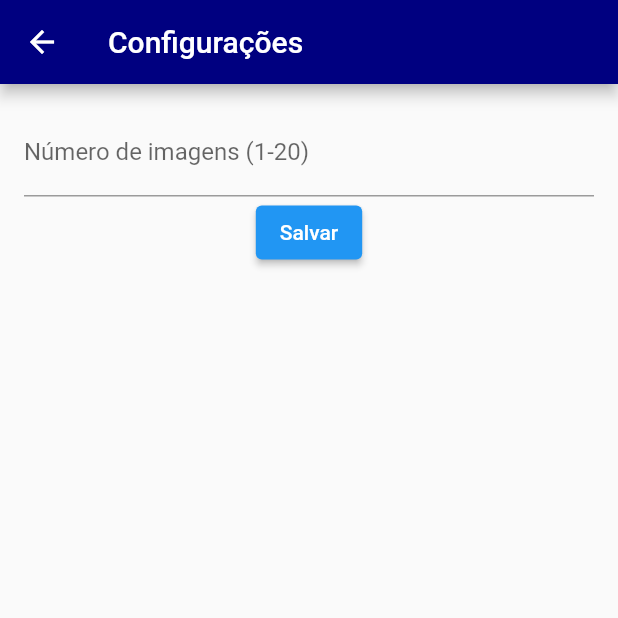
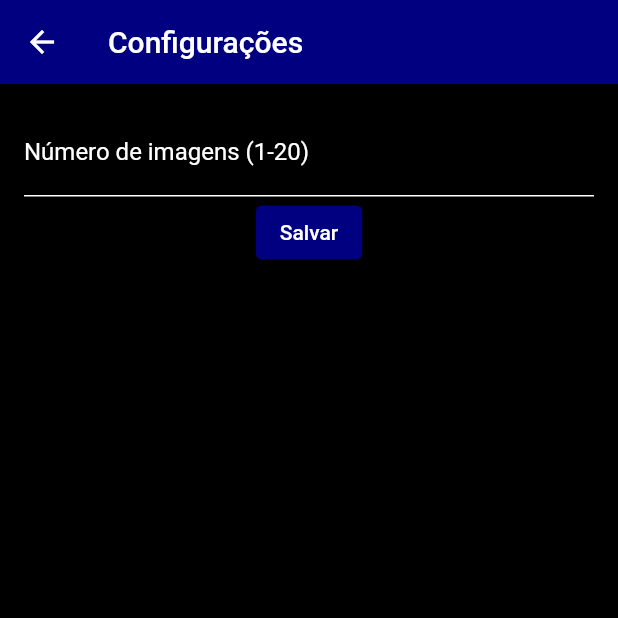
Before and after one commit to YvesBrenno/PROG4-AVAL2, a Flutter app: the screen it shows after launch, after a tap on the "settings" icon, on a phone screen of 412 x 824 dp, the top half of it. Run offline on Flutter 3.47's test engine with Material 2 defaults, Android fonts, the phone set to English and light mode, and no system bars; our stand-ins replace shared_preferences; network calls fail.

Commit message:
Versão Final

```diff
--- a/lib/main.dart
+++ b/lib/main.dart
@@ -1,20 +1,20 @@
-import 'package:flutter/material.dart';
-import 'screens/home_screen.dart';
+import 'package:flutter/material.dart'; // Importa o pacote Flutter Material Design
+import 'screens/home_screen.dart'; // Importa o arquivo da tela inicial
 
 void main() {
-  runApp(MyApp());
+  runApp(MyApp()); // Roda o aplicativo
 }
 
-class MyApp extends StatelessWidget {
+class MyApp extends StatelessWidget { // Classe que representa todo o aplicativo
   @override
-  Widget build(BuildContext context) {
+  Widget build(BuildContext context) { // Cria a interface do usuário
     return MaterialApp(
-      debugShowCheckedModeBanner: false,
-      title: 'Seu Título',
-      theme: ThemeData(
-        primaryColor: Color(0xFF000080),
+      debugShowCheckedModeBanner: false, // Remove a faixa de debug.
+      title: 'Astronomy Picture Of the Day', // Define o título do aplicativo
+      theme: ThemeData( // Define o tema do aplicativo
+        primaryColor: Color(0xFF000080), // Define a cor primária do tema
       ),
-      home: HomeScreen(),
+      home: HomeScreen(), // Define a primeira tela ao iniciar o aplicativo
     );
   }
 }
--- a/lib/screens/home_screen.dart
+++ b/lib/screens/home_screen.dart
@@ -12,21 +12,21 @@ class HomeScreen extends StatefulWidget {
 }
 
 class _HomeScreenState extends State<HomeScreen> {
-  late Future<List<Picture>> futurePictures;
-  int pictureCount = 10;
+  late Future<List<Picture>> futurePictures; // Lista futura de imagens
+  int pictureCount = 10; // Define o número inicial de imagens para buscar
 
   @override
   void initState() {
     super.initState();
-    loadPictureCount();
-    futurePictures = fetchPictures();
+    loadPictureCount(); // Carrega o número de imagens salvas nas preferências
+    futurePictures = fetchPictures(); // Busca as imagens
   }
 
-  Future<List<Picture>> fetchPictures() async {
+  Future<List<Picture>> fetchPictures() async { // Método que busca as imagens
     return await ApodService().fetchPictures(pictureCount);
   }
 
-  loadPictureCount() async {
+  loadPictureCount() async { // Método que carrega o número de imagens salvas
     SharedPreferences prefs = await SharedPreferences.getInstance();
     setState(() {
       pictureCount = (prefs.getInt('pictureCount') ?? 10);
@@ -34,24 +34,26 @@ class _HomeScreenState extends State<HomeScreen> {
   }
 
   @override
-  Widget build(BuildContext context) {
+  Widget build(BuildContext context) { // Método que constrói a interface do usuário
     return Scaffold(
       appBar: AppBar(
-        title: Text('Astronomy Picture of The Day'),
-        backgroundColor: Color(0xFF000080),
+        title: Text('Picture of The Day'),
+        backgroundColor: Color(0xFF000080), // Define a cor do AppBar
         actions: <Widget>[
+
           IconButton(
             icon: Icon(Icons.info),
-            onPressed: () {
+            onPressed: () { // Navega para a tela "Sobre" quando pressionado
               Navigator.push(
                 context,
                 MaterialPageRoute(builder: (context) => AboutScreen()),
               );
             },
           ),
+          // Ícone de configurações
           IconButton(
             icon: Icon(Icons.settings),
-            onPressed: () async {
+            onPressed: () async { // Navega para a tela de configurações quando pressionado e, ao retornar, recarrega as imagens
               await Navigator.push(
                 context,
                 MaterialPageRoute(builder: (context) => SettingsScreen()),
@@ -64,13 +66,14 @@ class _HomeScreenState extends State<HomeScreen> {
           ),
         ],
       ),
-      body: FutureBuilder<List<Picture>>(
+      backgroundColor: Colors.black, // Definir o fundo preto
+      body: FutureBuilder<List<Picture>>( // Constrói a lista de imagens
         future: futurePictures,
         builder: (context, snapshot) {
           if (snapshot.connectionState == ConnectionState.waiting) {
-            return Center(child: CircularProgressIndicator());
+            return Center(child: CircularProgressIndicator()); // Mostra um indicador de progresso enquanto aguarda as imagens
           } else if (snapshot.hasError) {
-            return Center(
+            return Center( // Mostra uma mensagem de erro se houver uma falha
               child: Column(
                 mainAxisAlignment: MainAxisAlignment.center,
                 children: <Widget>[
@@ -84,19 +87,30 @@ class _HomeScreenState extends State<HomeScreen> {
             );
           } else {
             return RefreshIndicator(
-              onRefresh: () async {
+              onRefresh: () async { // Permite que a lista de imagens seja atualizada quando arrasta pra baixo
                 setState(() {
                   futurePictures = fetchPictures();
                 });
               },
-              child: ListView.builder(
+              child: ListView.builder( // Cria a lista de imagens
                 itemCount: snapshot.data!.length,
                 itemBuilder: (context, index) {
                   return ListTile(
-                    title: Text(snapshot.data![index].title),
-                    subtitle: Text(snapshot.data![index].date),
-                    leading: Image.network(snapshot.data![index].url),
-                    onTap: () {
+                    title: Text(
+                      snapshot.data![index].title,
+                      style: TextStyle(color: Colors.white), // Define a cor do texto como branca
+                    ),
+                    subtitle: Text(
+                      snapshot.data![index].date,
+                      style: TextStyle(color: Colors.white), // Define a cor do texto como branca
+                    ),
+                    leading: Container(
+                      decoration: BoxDecoration(
+                        border: Border.all(color: Colors.white), // Contorno nas imagens
+                      ),
+                      child: Image.network(snapshot.data![index].url),
+                    ),
+                    onTap: () { // Navega pra a tela de detalhes ao tocar em uma imagem
                       Navigator.push(
                         context,
                         MaterialPageRoute(
--- a/lib/screens/settings_screen.dart
+++ b/lib/screens/settings_screen.dart
@@ -23,14 +23,23 @@ class _SettingsScreenState extends State<SettingsScreen> {
           child: Column(
             children: <Widget>[
               TextFormField(
-                controller: _controller,
-                keyboardType: TextInputType.number,
+                controller: _controller, // Controlador do campo de texto
+                keyboardType: TextInputType.number, // Tipo de teclado numérico
                 decoration: InputDecoration(
                   labelText: 'Número de imagens (1-20)',
+                  labelStyle: TextStyle(color: Colors.white),
+                  enabledBorder: UnderlineInputBorder(
+                    borderSide: BorderSide(color: Colors.white),
+                  ),
+                  focusedBorder: UnderlineInputBorder(
+                    borderSide: BorderSide(color: Colors.white),
+                  ),
                 ),
+                style: TextStyle(color: Colors.white),
                 validator: (value) {
-                  int? number = int.tryParse(value!);
+                  int? number = int.tryParse(value!); // Tenta converter o valor para um número inteiro
                   if (number == null || number < 1 || number > 20) {
+                    // Valida se o número está dentro do intervalo válido
                     return 'Por favor, insira um número entre 1 e 20';
                   }
                   return null;
@@ -38,9 +47,15 @@ class _SettingsScreenState extends State<SettingsScreen> {
               ),
               ElevatedButton(
                 child: Text('Salvar'),
+                style: ElevatedButton.styleFrom(
+                  primary: Color(0xFF000080),
+                ),
                 onPressed: () {
                   if (_formKey.currentState!.validate()) {
-                    Navigator.pop(context, int.parse(_controller.text));
+                    Navigator.pop(
+                      context,
+                      int.parse(_controller.text),
+                    ); // Fecha a tela e retorna o valor do campo de texto convertido para inteiro
                   }
                 },
               ),
@@ -48,6 +63,7 @@ class _SettingsScreenState extends State<SettingsScreen> {
           ),
         ),
       ),
+      backgroundColor: Colors.black,
     );
   }
 }
--- a/lib/services/apod_service.dart
+++ b/lib/services/apod_service.dart
@@ -7,24 +7,26 @@ class ApodService {
   final String apiEndpoint = 'https://api.nasa.gov/planetary/apod';
 
   Future<List<Picture>> fetchPictures(int count) async {
-    List<Picture> pictureList = [];
-    DateTime today = DateTime.now();
+    List<Picture> pictureList = []; // Lista de imagens
+    DateTime today = DateTime.now(); // Data atual
+
     for (var i = 0; i < count; i++) {
-      String dateString = formatDate(today.subtract(Duration(days: i)));
-      String requestUrl = '$apiEndpoint?api_key=$apiKey&date=$dateString';
+      String dateString = formatDate(today.subtract(Duration(days: i))); // Formata a data como string
+      String requestUrl = '$apiEndpoint?api_key=$apiKey&date=$dateString'; // URL da requisição
 
-      final response = await http.get(Uri.parse(requestUrl));
+      final response = await http.get(Uri.parse(requestUrl)); // Faz a requisição HTTP
 
       if (response.statusCode == 200) {
         pictureList.add(Picture.fromJson(json.decode(response.body)));
       } else {
-        throw Exception('Erro ao carregar as imagens. Por favor, tente novamente.');
+        throw Exception('Erro ao carregar as imagens. Por favor, tente novamente.'); // Lança uma exceção em caso de erro na requisição
       }
     }
-    return pictureList;
+
+    return pictureList; // Retorna a lista de imagens
   }
 
   String formatDate(DateTime dateTime) {
-    return '${dateTime.year}-${dateTime.month.toString().padLeft(2, '0')}-${dateTime.day.toString().padLeft(2, '0')}';
+    return '${dateTime.year}-${dateTime.month.toString().padLeft(2, '0')}-${dateTime.day.toString().padLeft(2, '0')}'; // Formata a data no formato "yyyy-MM-dd"
   }
 }
```
Also changed, not shown: lib/screens/about_screen.dart (+8 -4 lines), lib/screens/detail_screen.dart (+32 -3 lines), lib/services/settings_service.dart (line endings or trailing spaces).
